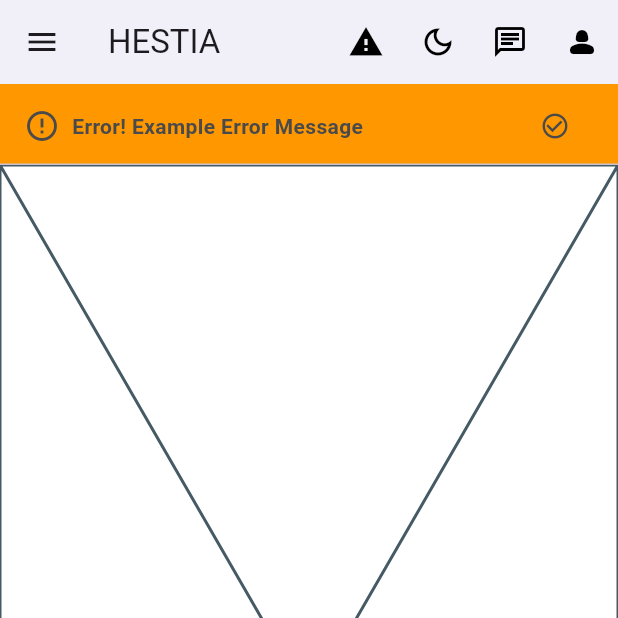
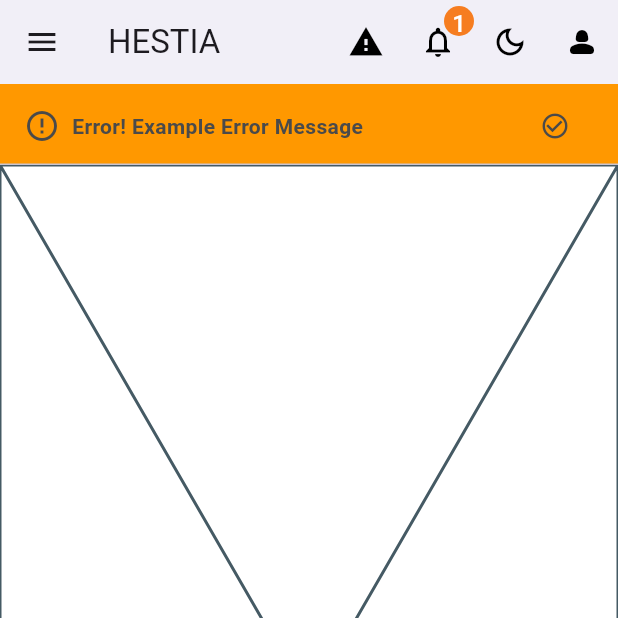
Before and after one commit to easv4sem/flutter_hestia, a Flutter app: the screen it shows after launch, after a tap on the "warning" icon, on a phone screen of 412 x 824 dp, the top half of it. Run offline on Flutter 3.47's test engine with Material 3 defaults, Android fonts, the phone set to English and light mode, and no system bars; our stand-ins replace go_router.

Commit message:
Implement notification management with AppNotification and AppNotificationItem classes; update main app entry point to use ChangeNotifierProvider for state management; enhance MainAppBarWidget to display notification count and example notifications; add multiple notifications to NotificationsDrawer; update pubspec.yaml to include provider dependency.

```diff
--- a/lib/main.dart
+++ b/lib/main.dart
@@ -1,9 +1,19 @@
 import 'package:flutter/material.dart';
 import 'package:hestia/core/router.dart';
 import 'package:hestia/core/app_constants.dart';
+import 'package:hestia/models/app_notification.dart';
+import 'package:provider/provider.dart';
 
 void main() {
-  runApp(MyApp());
+  runApp(
+      // The main function is the entry point of the application.
+      // It initializes the app and sets up the provider for state management.
+      // The ChangeNotifierProvider is used to provide the AppNotification class
+      ChangeNotifierProvider(
+        create: (_) => AppNotification(),
+        child: const MyApp(),
+      )
+    );
 }
 
 class MyApp extends StatelessWidget {
--- /dev/null
+++ b/lib/models/app_notification.dart
@@ -0,0 +1,39 @@
+
+import 'package:flutter/material.dart';
+import 'package:hestia/models/app_notification_item.dart';
+
+/// This class manages the state of app notifications.
+/// It allows adding, removing, and clearing notifications.
+/// It uses the ChangeNotifier mixin to notify listeners of changes.
+class AppNotification extends ChangeNotifier {
+
+  final List<AppNotificationItem> _notifications = [];
+
+  /// Getter to retrieve the list of notifications
+  List<AppNotificationItem> get notifications => _notifications;
+
+  /// Getter to retrieve a list of unread notifications
+  List <AppNotificationItem> get unreadNotifications =>
+      _notifications.where((notification) => !notification.isRead).toList();
+
+  /// Getter to retrieve a count of unread notifications
+  int get unreadCount => unreadNotifications.length;
+
+  /// Adds a new notification to the list
+   void addNotification(AppNotificationItem appNotification) {
+    _notifications.add(appNotification);
+    notifyListeners();
+  }
+
+  /// Removes a notification from the list
+  void removeNotification(AppNotificationItem appNotification) {
+    _notifications.remove(appNotification);
+    notifyListeners();
+  }
+
+  /// Clears all notifications from the list
+  void clearNotifications() {
+    _notifications.clear();
+    notifyListeners();
+  }
+}
--- /dev/null
+++ b/lib/models/app_notification_item.dart
@@ -0,0 +1,16 @@
+import 'package:hestia/models/enum_app_notification_type.dart';
+
+class AppNotificationItem {
+  final String title;
+  final String subtitle;
+  final EnumAppNotificationType type;
+  final bool isRead;
+
+  AppNotificationItem({
+    required this.title,
+    required this.subtitle,
+    required this.type,
+    this.isRead = false,
+  });
+
+}
--- /dev/null
+++ b/lib/models/enum_app_notification_type.dart
@@ -0,0 +1,8 @@
+enum EnumAppNotificationType {
+  error,
+  warning,
+  info,
+  success,
+  fire,
+  offline,
+}
--- a/lib/presentation/widgets/app_bar_widget.dart
+++ b/lib/presentation/widgets/app_bar_widget.dart
@@ -1,15 +1,22 @@
 import 'package:flutter/material.dart';
 import 'package:go_router/go_router.dart';
 import 'package:hestia/core/routes.dart';
+import 'package:hestia/models/app_notification.dart';
+import 'package:hestia/models/app_notification_item.dart';
+import 'package:hestia/models/enum_app_notification_type.dart';
 import 'package:hestia/presentation/utility/show_notification_banner.dart';
 import 'package:hestia/theme/colors.dart';
 import 'package:hestia/theme/notification_banner_styles.dart';
+import 'package:provider/provider.dart';
+
 
 class MainAppBarWidget extends StatelessWidget implements PreferredSizeWidget {
   const MainAppBarWidget({super.key});
 
   @override
   Widget build(BuildContext context) {
+    final notifications = context.watch<AppNotification>();
+
     return AppBar(
       title: GestureDetector(
         child: Text("HESTIA"),
@@ -19,9 +26,22 @@ class MainAppBarWidget extends StatelessWidget implements PreferredSizeWidget {
       elevation: 4.0,
       shadowColor: AppColors.secondaryColor,
       actions: [
+
+        /// Example of a notification banner
+        /// This is a simple example of how to show a notification banner
+        /// using the ShowNotificationBanner class.
+        /// It also increases the notification count.
+        /// TODO: remove this example later
         IconButton(
           icon: const Icon(Icons.warning_outlined, color: Colors.black),
           onPressed: () {
+            notifications.addNotification(
+              AppNotificationItem(
+                title: "Example Notification.",
+                subtitle: "This is an example notification message.",
+                type: EnumAppNotificationType.error,
+              )
+            );
             ShowNotificationBanner.showNotificationTop(
               context,
               type: NotificationBannerType.error,
@@ -30,19 +50,35 @@ class MainAppBarWidget extends StatelessWidget implements PreferredSizeWidget {
           },
           tooltip: "Alert Example",
         ),
+        Stack(
+          children: [
+            IconButton(
+              icon: const Icon(Icons.notifications_outlined, color: Colors.black),
+              onPressed: () {
+                Scaffold.of(context).openEndDrawer();
+              },
+              tooltip: "Notifications",
+            ),
+            if (notifications.notifications.isNotEmpty)
+              Positioned(
+                right: 0,
+                child: CircleAvatar(
+                  radius: 10,
+                  backgroundColor: AppColors.primaryColor,
+                  child: Text(
+                    notifications.notifications.length.toString(),
+                    style: const TextStyle(color: Colors.white),
+                  ),
+                ),
+              ),
+          ],
+        ),
         IconButton(
           icon: const Icon(Icons.dark_mode_outlined, color: Colors.black),
           onPressed: () {
             // Implement theme toggle functionality here
           },
           tooltip: "Toggle Theme",
-        ),
-        IconButton(
-          icon: const Icon(Icons.chat_outlined, color: Colors.black),
-          onPressed: () {
-            Scaffold.of(context).openEndDrawer();
-          },
-          tooltip: "Notifications",
         ),
         IconButton(
           icon: const Icon(Icons.person_2_rounded, color: Colors.black),
--- a/lib/presentation/widgets/notification_tile.dart
+++ b/lib/presentation/widgets/notification_tile.dart
@@ -19,10 +19,10 @@ class NotificationTile extends StatelessWidget {
   @override
   Widget build(BuildContext context) {
     return ListTile(
-      title: Text(this.title),
-      subtitle: Text(this.subtitle),
+      title: Text(title),
+      subtitle: Text(subtitle),
       trailing: IconButton(
-        icon: Icon(this.icon),
+        icon: Icon(icon),
         onPressed: onPressed,
       ),
       tileColor: tileColor,
--- a/pubspec.yaml
+++ b/pubspec.yaml
@@ -37,6 +37,7 @@ dependencies:
   cupertino_icons: ^1.0.8
   auth0_flutter: ^1.9.0
   flutter_svg: ^2.1.0
+  provider: ^6.1.5
 
 dev_dependencies:
   flutter_test:
```
Also changed, not shown: lib/presentation/widgets/notifications_drawer.dart (+17 -2 lines).
